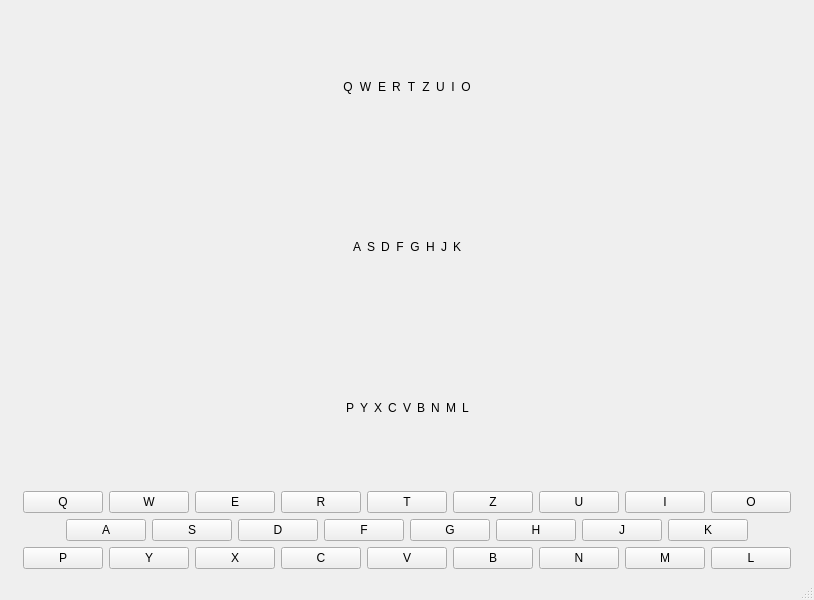
Above: mainwindow.ui from Ilya-Belyanov/Enigma before the change. Below: the same form after it.
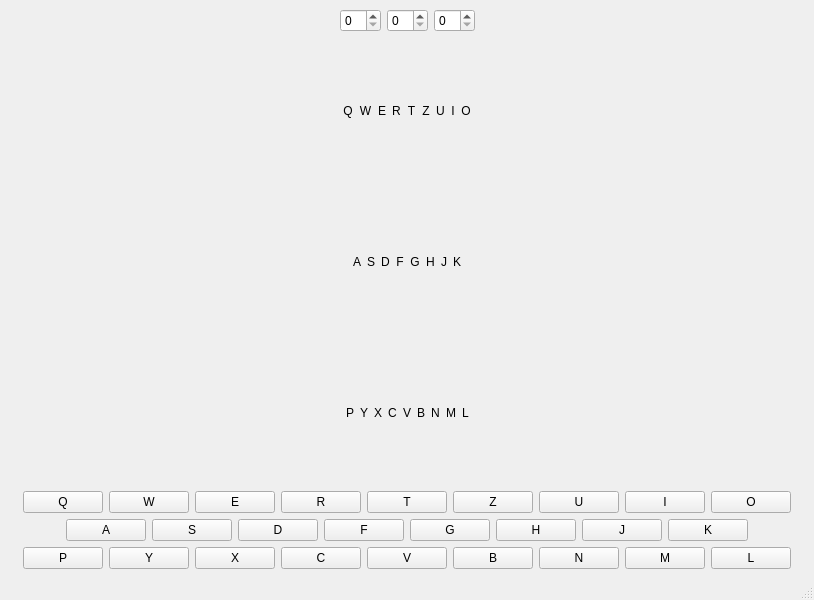
That is the form after the change.

What changed in the file:
```diff
--- a/mainwindow.ui
+++ b/mainwindow.ui
@@ -16,7 +16,55 @@
   <widget class="QWidget" name="centralwidget">
    <layout class="QVBoxLayout" name="verticalLayout_2">
     <item>
-     <layout class="QHBoxLayout" name="horizontalLayout_7"/>
+     <layout class="QHBoxLayout" name="horizontalLayout_7">
+      <item>
+       <spacer name="horizontalSpacer_13">
+        <property name="orientation">
+         <enum>Qt::Horizontal</enum>
+        </property>
+        <property name="sizeHint" stdset="0">
+         <size>
+          <width>40</width>
+          <height>20</height>
+         </size>
+        </property>
+       </spacer>
+      </item>
+      <item>
+       <widget class="QSpinBox" name="sRIII">
+        <property name="maximum">
+         <number>26</number>
+        </property>
+       </widget>
+      </item>
+      <item>
+       <widget class="QSpinBox" name="sRII">
+        <property name="maximum">
+         <number>26</number>
+        </property>
+       </widget>
+      </item>
+      <item>
+       <widget class="QSpinBox" name="sRI">
+        <property name="maximum">
+         <number>26</number>
+        </property>
+       </widget>
+      </item>
+      <item>
+       <spacer name="horizontalSpacer_14">
+        <property name="orientation">
+         <enum>Qt::Horizontal</enum>
+        </property>
+        <property name="sizeHint" stdset="0">
+         <size>
+          <width>40</width>
+          <height>20</height>
+         </size>
+        </property>
+       </spacer>
+      </item>
+     </layout>
     </item>
     <item>
      <layout class="QHBoxLayout" name="horizontalLayout_6">
```
